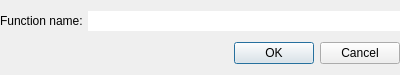
Qt form src/dialogs/RenameDialog.ui (rizinorg/cutter) before a commit.
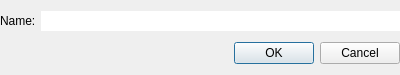
The same form after that commit.

Commit message: Fix rename function

```diff
--- a/src/dialogs/RenameDialog.ui
+++ b/src/dialogs/RenameDialog.ui
@@ -40,7 +40,7 @@
      <item>
       <widget class="QLabel" name="nameLabel">
        <property name="text">
-        <string>Function name:</string>
+        <string>Name:</string>
        </property>
       </widget>
      </item>
```
The commit also changes 3 other files.
